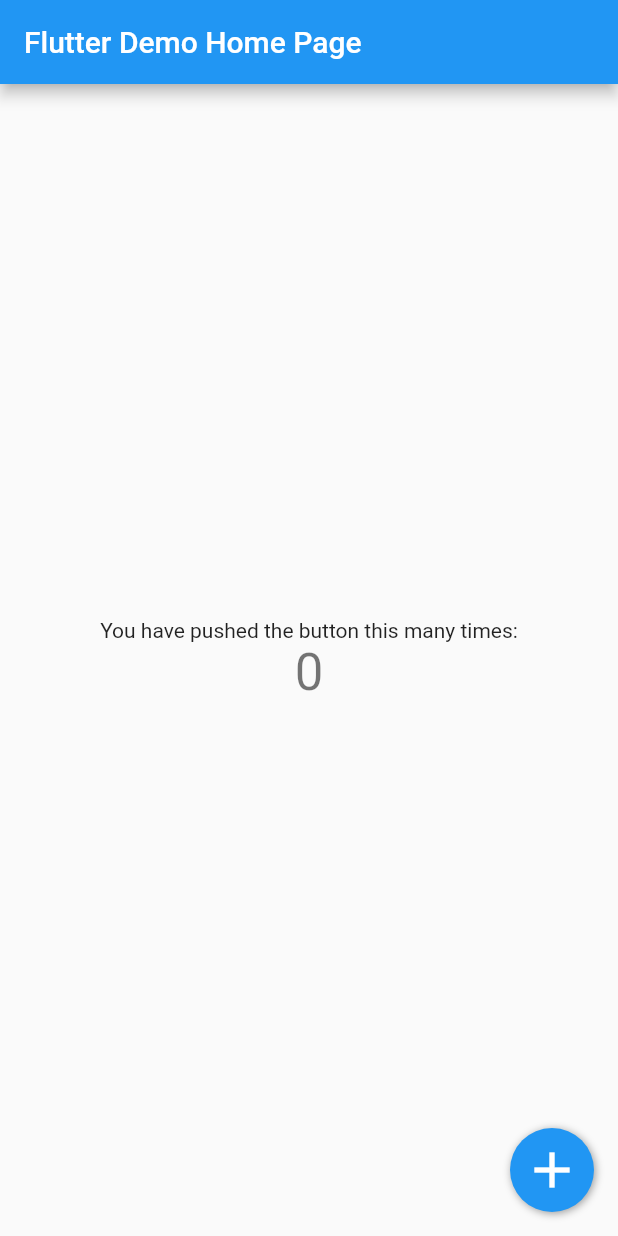
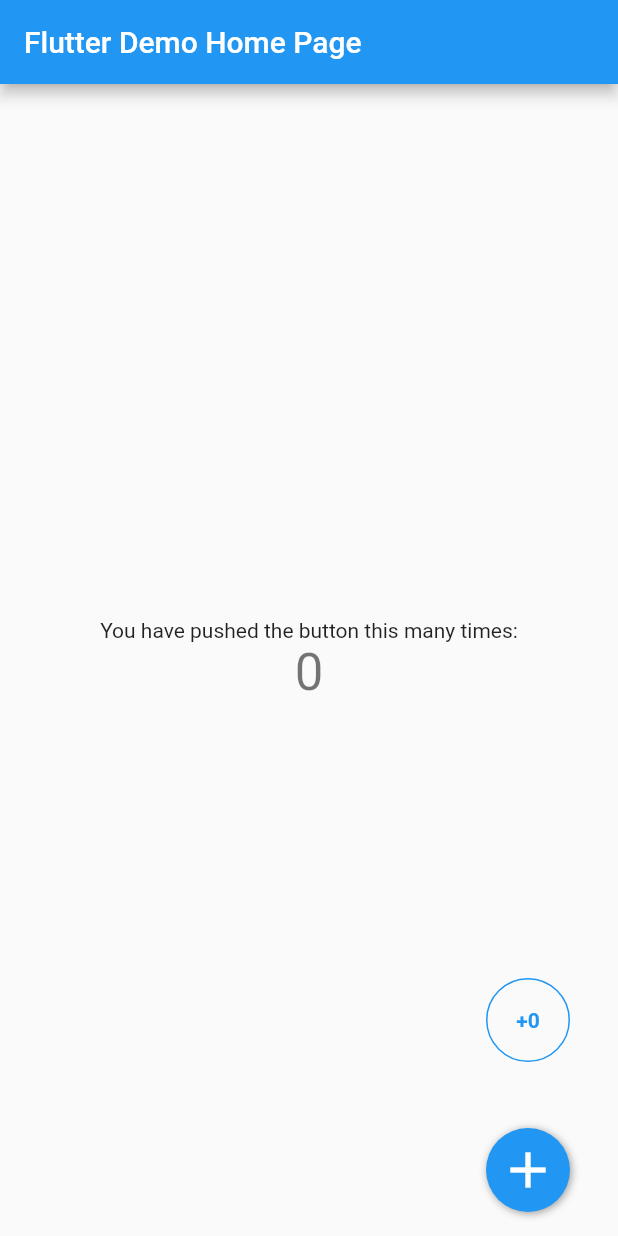
Before and after one commit to juwencheng/flutter_medium_clap, a Flutter app: the screen it shows after launch, on a phone screen of 412 x 824 dp. Run offline on Flutter 3.47's test engine with Material 2 defaults, Android fonts, the phone set to English and light mode, and no system bars.

Commit message:
修改floatingActionButton布局，内部使用Stack布局，以便点击时可弹出计数的button，现将计数button固定显示出来，注意stack的overflow属性要设置成visible，否则会被裁剪掉。

```diff
--- a/lib/main.dart
+++ b/lib/main.dart
@@ -52,6 +52,55 @@ class _MyHomePageState extends State<MyHomePage> {
     timer?.cancel();
   }
 
+  Widget _buildClapButton() {
+    return GestureDetector(
+      onTapDown: onTapDown,
+      onTapUp: onTapup,
+      child: Container(
+        width: 56,
+        height: 56,
+        padding: const EdgeInsets.all(8),
+        decoration: BoxDecoration(
+            color: Colors.blue,
+            borderRadius: BorderRadius.circular(30),
+            boxShadow: [
+              BoxShadow(
+                  color: Colors.black38, blurRadius: 4, offset: Offset(1, 1)),
+            ]),
+        child: Icon(
+          Icons.add,
+          color: Colors.white,
+          size: 40,
+        ),
+      ),
+    );
+  }
+
+  Widget _buildScoreButton() {
+    return Positioned(
+      bottom: 100,
+      width: 56,
+      height: 56,
+      child: Container(
+          padding: const EdgeInsets.all(8),
+          decoration: BoxDecoration(
+            borderRadius: BorderRadius.circular(30),
+            border: Border.all(
+              color: Colors.blue,
+              width: 1,
+            ),
+          ),
+          child: Center(
+              child: Text(
+            "+" + _counter.toString(),
+            style: TextStyle(
+              color: Colors.blue,
+              fontWeight: FontWeight.bold,
+            ),
+          ))),
+    );
+  }
+
   @override
   Widget build(BuildContext context) {
     return Scaffold(
@@ -72,23 +121,15 @@ class _MyHomePageState extends State<MyHomePage> {
           ],
         ),
       ),
-      floatingActionButton: GestureDetector(
-        onTapDown: onTapDown,
-        onTapUp: onTapup,
-        child: Container(
-          padding: const EdgeInsets.all(8),
-          decoration: BoxDecoration(
-              color: Colors.blue,
-              borderRadius: BorderRadius.circular(30),
-              boxShadow: [
-                BoxShadow(
-                    color: Colors.black38, blurRadius: 4, offset: Offset(1, 1)),
-              ]),
-          child: Icon(
-            Icons.add,
-            color: Colors.white,
-            size: 40,
-          ),
+      floatingActionButton: Padding(
+        padding: const EdgeInsets.only(right: 16),
+        child: Stack(
+          alignment: FractionalOffset.center,
+          overflow: Overflow.visible,
+          children: <Widget>[
+            _buildClapButton(),
+            _buildScoreButton(),
+          ],
         ),
       ), // This trailing comma makes auto-formatting nicer for build methods.
     );
```
